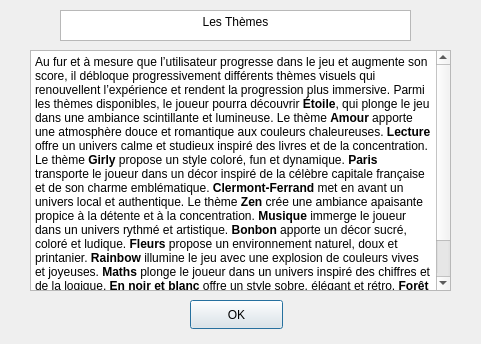
This is ui/dialogthemes.ui in jokombila/tetris-game as Qt 5 draws it before an edit. The edited form follows.
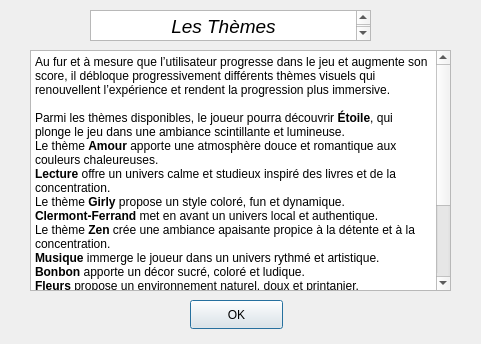
This is the edited form.

```diff
--- a/ui/dialogthemes.ui
+++ b/ui/dialogthemes.ui
@@ -30,7 +30,23 @@
 li.unchecked::marker { content: &quot;\2610&quot;; }
 li.checked::marker { content: &quot;\2612&quot;; }
 &lt;/style&gt;&lt;/head&gt;&lt;body style=&quot; font-family:'Segoe UI'; font-size:9pt; font-weight:400; font-style:normal;&quot;&gt;
-&lt;p style=&quot; margin-top:0px; margin-bottom:0px; margin-left:0px; margin-right:0px; -qt-block-indent:0; text-indent:0px;&quot;&gt;Au fur et à mesure que l’utilisateur progresse dans le jeu et augmente son score, il débloque progressivement différents thèmes visuels qui renouvellent l’expérience et rendent la progression plus immersive. Parmi les thèmes disponibles, le joueur pourra découvrir &lt;span style=&quot; font-weight:700;&quot;&gt;Étoile&lt;/span&gt;, qui plonge le jeu dans une ambiance scintillante et lumineuse. Le thème &lt;span style=&quot; font-weight:700;&quot;&gt;Amour&lt;/span&gt; apporte une atmosphère douce et romantique aux couleurs chaleureuses. &lt;span style=&quot; font-weight:700;&quot;&gt;Lecture&lt;/span&gt; offre un univers calme et studieux inspiré des livres et de la concentration. Le thème &lt;span style=&quot; font-weight:700;&quot;&gt;Girly&lt;/span&gt; propose un style coloré, fun et dynamique. &lt;span style=&quot; font-weight:700;&quot;&gt;Paris&lt;/span&gt; transporte le joueur dans un décor inspiré de la célèbre capitale française et de son charme emblématique. &lt;span style=&quot; font-weight:700;&quot;&gt;Clermont-Ferrand&lt;/span&gt; met en avant un univers local et authentique. Le thème &lt;span style=&quot; font-weight:700;&quot;&gt;Zen&lt;/span&gt; crée une ambiance apaisante propice à la détente et à la concentration. &lt;span style=&quot; font-weight:700;&quot;&gt;Musique&lt;/span&gt; immerge le joueur dans un univers rythmé et artistique. &lt;span style=&quot; font-weight:700;&quot;&gt;Bonbon&lt;/span&gt; apporte un décor sucré, coloré et ludique. &lt;span style=&quot; font-weight:700;&quot;&gt;Fleurs&lt;/span&gt; propose un environnement naturel, doux et printanier. &lt;span style=&quot; font-weight:700;&quot;&gt;Rainbow&lt;/span&gt; illumine le jeu avec une explosion de couleurs vives et joyeuses. &lt;span style=&quot; font-weight:700;&quot;&gt;Maths&lt;/span&gt; plonge le joueur dans un univers inspiré des chiffres et de la logique. &lt;span style=&quot; font-weight:700;&quot;&gt;En noir et blanc&lt;/span&gt; offre un style sobre, élégant et rétro. &lt;span style=&quot; font-weight:700;&quot;&gt;Forêt&lt;/span&gt; transporte le joueur dans un environnement naturel et verdoyant. &lt;span style=&quot; font-weight:700;&quot;&gt;Futuriste&lt;/span&gt; propose un décor technologique et moderne. Enfin, &lt;span style=&quot; font-weight:700;&quot;&gt;Espace&lt;/span&gt; projette le joueur dans une ambiance galactique et immersive.&lt;/p&gt;&lt;/body&gt;&lt;/html&gt;</string>
+&lt;p style=&quot; margin-top:0px; margin-bottom:0px; margin-left:0px; margin-right:0px; -qt-block-indent:0; text-indent:0px;&quot;&gt;Au fur et à mesure que l’utilisateur progresse dans le jeu et augmente son score, il débloque progressivement différents thèmes visuels qui renouvellent l’expérience et rendent la progression plus immersive. &lt;/p&gt;
+&lt;p style=&quot;-qt-paragraph-type:empty; margin-top:0px; margin-bottom:0px; margin-left:0px; margin-right:0px; -qt-block-indent:0; text-indent:0px;&quot;&gt;&lt;br /&gt;&lt;/p&gt;
+&lt;p style=&quot; margin-top:0px; margin-bottom:0px; margin-left:0px; margin-right:0px; -qt-block-indent:0; text-indent:0px;&quot;&gt;Parmi les thèmes disponibles, le joueur pourra découvrir &lt;span style=&quot; font-weight:700;&quot;&gt;Étoile&lt;/span&gt;, qui plonge le jeu dans une ambiance scintillante et lumineuse. &lt;/p&gt;
+&lt;p style=&quot; margin-top:0px; margin-bottom:0px; margin-left:0px; margin-right:0px; -qt-block-indent:0; text-indent:0px;&quot;&gt;Le thème &lt;span style=&quot; font-weight:700;&quot;&gt;Amour&lt;/span&gt; apporte une atmosphère douce et romantique aux couleurs chaleureuses. &lt;/p&gt;
+&lt;p style=&quot; margin-top:0px; margin-bottom:0px; margin-left:0px; margin-right:0px; -qt-block-indent:0; text-indent:0px;&quot;&gt;&lt;span style=&quot; font-weight:700;&quot;&gt;Lecture&lt;/span&gt; offre un univers calme et studieux inspiré des livres et de la concentration. &lt;/p&gt;
+&lt;p style=&quot; margin-top:0px; margin-bottom:0px; margin-left:0px; margin-right:0px; -qt-block-indent:0; text-indent:0px;&quot;&gt;Le thème &lt;span style=&quot; font-weight:700;&quot;&gt;Girly&lt;/span&gt; propose un style coloré, fun et dynamique.  &lt;/p&gt;
+&lt;p style=&quot; margin-top:0px; margin-bottom:0px; margin-left:0px; margin-right:0px; -qt-block-indent:0; text-indent:0px;&quot;&gt;&lt;span style=&quot; font-weight:700;&quot;&gt;Clermont-Ferrand&lt;/span&gt; met en avant un univers local et authentique. &lt;/p&gt;
+&lt;p style=&quot; margin-top:0px; margin-bottom:0px; margin-left:0px; margin-right:0px; -qt-block-indent:0; text-indent:0px;&quot;&gt;Le thème &lt;span style=&quot; font-weight:700;&quot;&gt;Zen&lt;/span&gt; crée une ambiance apaisante propice à la détente et à la concentration. &lt;/p&gt;
+&lt;p style=&quot; margin-top:0px; margin-bottom:0px; margin-left:0px; margin-right:0px; -qt-block-indent:0; text-indent:0px;&quot;&gt;&lt;span style=&quot; font-weight:700;&quot;&gt;Musique&lt;/span&gt; immerge le joueur dans un univers rythmé et artistique. &lt;/p&gt;
+&lt;p style=&quot; margin-top:0px; margin-bottom:0px; margin-left:0px; margin-right:0px; -qt-block-indent:0; text-indent:0px;&quot;&gt;&lt;span style=&quot; font-weight:700;&quot;&gt;Bonbon&lt;/span&gt; apporte un décor sucré, coloré et ludique. &lt;/p&gt;
+&lt;p style=&quot; margin-top:0px; margin-bottom:0px; margin-left:0px; margin-right:0px; -qt-block-indent:0; text-indent:0px;&quot;&gt;&lt;span style=&quot; font-weight:700;&quot;&gt;Fleurs&lt;/span&gt; propose un environnement naturel, doux et printanier. &lt;/p&gt;
+&lt;p style=&quot; margin-top:0px; margin-bottom:0px; margin-left:0px; margin-right:0px; -qt-block-indent:0; text-indent:0px;&quot;&gt;&lt;span style=&quot; font-weight:700;&quot;&gt;Rainbow&lt;/span&gt; illumine le jeu avec une explosion de couleurs vives et joyeuses. &lt;/p&gt;
+&lt;p style=&quot; margin-top:0px; margin-bottom:0px; margin-left:0px; margin-right:0px; -qt-block-indent:0; text-indent:0px;&quot;&gt;&lt;span style=&quot; font-weight:700;&quot;&gt;Maths&lt;/span&gt; plonge le joueur dans un univers inspiré des chiffres et de la logique. &lt;/p&gt;
+&lt;p style=&quot; margin-top:0px; margin-bottom:0px; margin-left:0px; margin-right:0px; -qt-block-indent:0; text-indent:0px;&quot;&gt;&lt;span style=&quot; font-weight:700;&quot;&gt;En noir et blanc&lt;/span&gt; offre un style sobre, élégant et rétro. &lt;/p&gt;
+&lt;p style=&quot; margin-top:0px; margin-bottom:0px; margin-left:0px; margin-right:0px; -qt-block-indent:0; text-indent:0px;&quot;&gt;&lt;span style=&quot; font-weight:700;&quot;&gt;Forêt&lt;/span&gt; transporte le joueur dans un environnement naturel et verdoyant. &lt;/p&gt;
+&lt;p style=&quot; margin-top:0px; margin-bottom:0px; margin-left:0px; margin-right:0px; -qt-block-indent:0; text-indent:0px;&quot;&gt;&lt;span style=&quot; font-weight:700;&quot;&gt;Futuriste&lt;/span&gt; propose un décor technologique et moderne. &lt;/p&gt;
+&lt;p style=&quot; margin-top:0px; margin-bottom:0px; margin-left:0px; margin-right:0px; -qt-block-indent:0; text-indent:0px;&quot;&gt;Enfin, &lt;span style=&quot; font-weight:700;&quot;&gt;Espace&lt;/span&gt; projette le joueur dans une ambiance galactique et immersive.&lt;/p&gt;&lt;/body&gt;&lt;/html&gt;</string>
    </property>
   </widget>
   <widget class="QPushButton" name="pushButton">
@@ -49,9 +65,9 @@
   <widget class="QTextBrowser" name="textBrowser_2">
    <property name="geometry">
     <rect>
-     <x>60</x>
+     <x>90</x>
      <y>10</y>
-     <width>351</width>
+     <width>281</width>
      <height>31</height>
     </rect>
    </property>
@@ -63,7 +79,7 @@
 li.unchecked::marker { content: &quot;\2610&quot;; }
 li.checked::marker { content: &quot;\2612&quot;; }
 &lt;/style&gt;&lt;/head&gt;&lt;body style=&quot; font-family:'Segoe UI'; font-size:9pt; font-weight:400; font-style:normal;&quot;&gt;
-&lt;p align=&quot;center&quot; style=&quot; margin-top:0px; margin-bottom:0px; margin-left:0px; margin-right:0px; -qt-block-indent:0; text-indent:0px;&quot;&gt;Les Thèmes&lt;/p&gt;&lt;/body&gt;&lt;/html&gt;</string>
+&lt;p align=&quot;center&quot; style=&quot; margin-top:0px; margin-bottom:0px; margin-left:0px; margin-right:0px; -qt-block-indent:0; text-indent:0px;&quot;&gt;&lt;span style=&quot; font-size:14pt; font-style:italic;&quot;&gt;Les Thèmes&lt;/span&gt;&lt;/p&gt;&lt;/body&gt;&lt;/html&gt;</string>
    </property>
   </widget>
  </widget>
```
